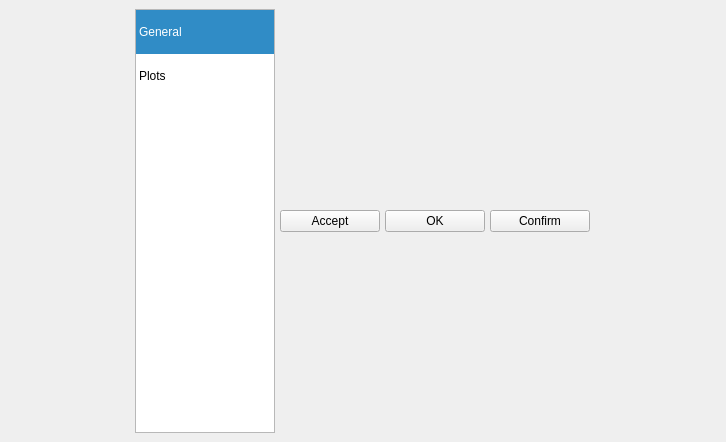
Old version of the form qt/applications/workbench/workbench/widgets/settings/ui/main.ui in the repository mantidproject/mantid.
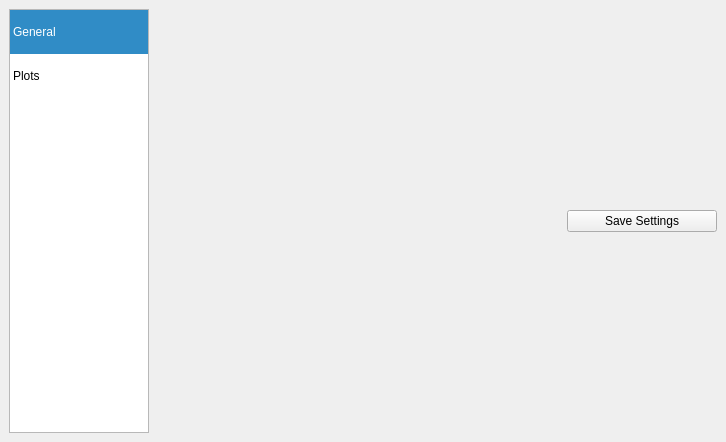
New version of the form.

Commit message: Remove ok/apply buttons, fix general layout margin, re #23725

```diff
--- a/qt/applications/workbench/workbench/widgets/settings/ui/main.ui
+++ b/qt/applications/workbench/workbench/widgets/settings/ui/main.ui
@@ -18,7 +18,7 @@
     <item>
      <layout class="QHBoxLayout" name="horizontalLayout">
       <property name="spacing">
-       <number>5</number>
+       <number>0</number>
       </property>
       <property name="sizeConstraint">
        <enum>QLayout::SetNoConstraint</enum>
@@ -78,37 +78,33 @@
         </item>
         <item>
          <layout class="QHBoxLayout" name="horizontalLayout_3">
+          <property name="spacing">
+           <number>0</number>
+          </property>
           <property name="sizeConstraint">
            <enum>QLayout::SetMinimumSize</enum>
           </property>
           <item>
-           <widget class="QPushButton" name="apply_button">
-            <property name="maximumSize">
+           <spacer name="horizontalSpacer">
+            <property name="orientation">
+             <enum>Qt::Horizontal</enum>
+            </property>
+            <property name="sizeHint" stdset="0">
              <size>
-              <width>100</width>
-              <height>16777215</height>
+              <width>40</width>
+              <height>20</height>
              </size>
             </property>
-            <property name="text">
-             <string>Accept</string>
-            </property>
-           </widget>
+           </spacer>
           </item>
           <item>
-           <widget class="QPushButton" name="ok_button">
-            <property name="maximumSize">
+           <widget class="QPushButton" name="save_settings_button">
+            <property name="minimumSize">
              <size>
-              <width>100</width>
-              <height>16777215</height>
+              <width>150</width>
+              <height>0</height>
              </size>
             </property>
-            <property name="text">
-             <string>OK</string>
-            </property>
-           </widget>
-          </item>
-          <item>
-           <widget class="QPushButton" name="cancel_button">
             <property name="maximumSize">
              <size>
               <width>100</width>
@@ -119,7 +115,7 @@
              <string notr="true"/>
             </property>
             <property name="text">
-             <string>Confirm</string>
+             <string>Save Settings</string>
             </property>
            </widget>
           </item>
```
Left out of the diff: 9 changed lines with no effect on the pictures. The commit also changes 3 other files.
